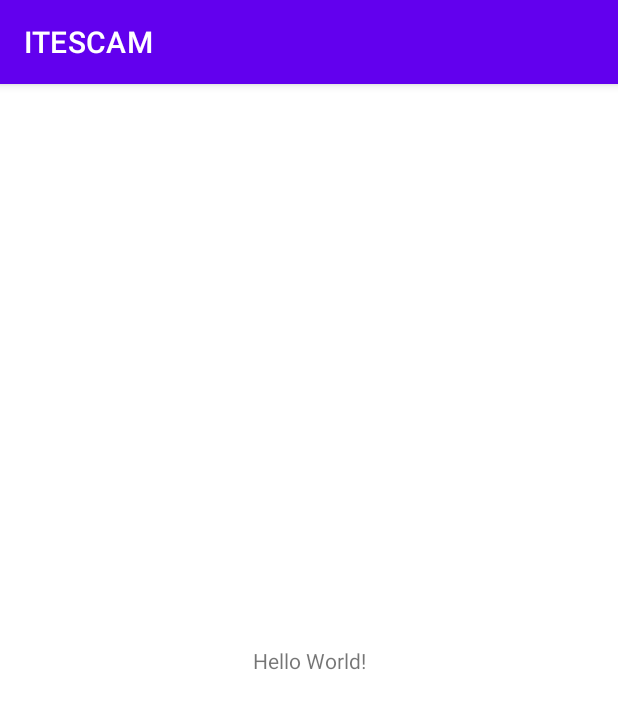
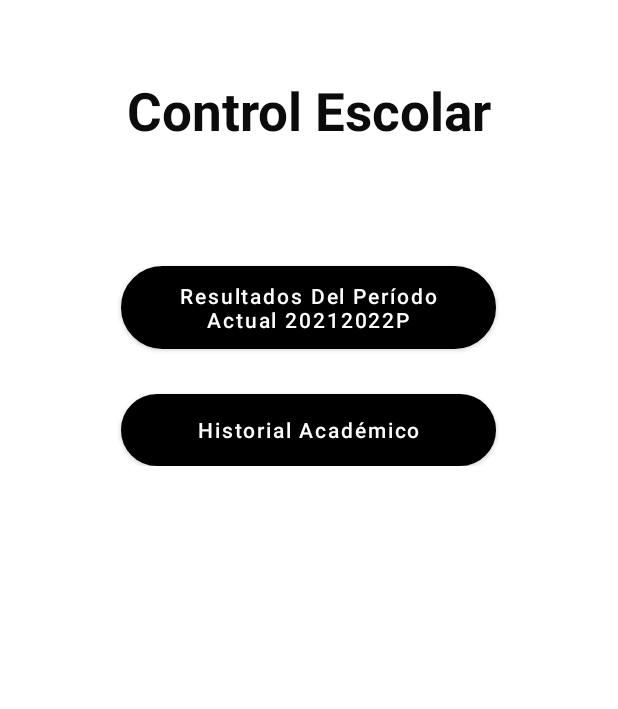
Before and after one commit to RusselUc/ITESCAM, an Android app: the screen it shows after launch (MainActivity), on a phone screen of 412 x 824 dp. Shown: the top 709 px of the screen. Run offline under Robolectric (Android 15) with nearby library versions, the phone set to English and light mode, and no system bars.

Commit message:
control escolar

```diff
--- /dev/null
+++ b/mobilFrontend/app/src/main/res/drawable/style_background.xml
@@ -0,0 +1,4 @@
+<?xml version="1.0" encoding="utf-8"?>
+<selector xmlns:android="http://schemas.android.com/apk/res/android">
+
+</selector>
--- /dev/null
+++ b/mobilFrontend/app/src/main/res/drawable/style_button.xml
@@ -0,0 +1,8 @@
+<?xml version="1.0" encoding="utf-8"?>
+<shape xmlns:android="http://schemas.android.com/apk/res/android" >
+    <stroke android:width="1dp" android:color="#000000" />
+    <corners android:radius="150dp" />
+    <solid
+        android:color="@color/black" />
+
+</shape>
--- a/mobilFrontend/app/src/main/res/layout/activity_main.xml
+++ b/mobilFrontend/app/src/main/res/layout/activity_main.xml
@@ -1,5 +1,5 @@
 <?xml version="1.0" encoding="utf-8"?>
-<androidx.constraintlayout.widget.ConstraintLayout xmlns:android="http://schemas.android.com/apk/res/android"
+<RelativeLayout xmlns:android="http://schemas.android.com/apk/res/android"
     xmlns:app="http://schemas.android.com/apk/res-auto"
     xmlns:tools="http://schemas.android.com/tools"
     android:layout_width="match_parent"
@@ -7,12 +7,45 @@
     tools:context=".MainActivity">
 
     <TextView
-        android:layout_width="wrap_content"
+        android:id="@+id/txt_title"
+        android:layout_width="match_parent"
         android:layout_height="wrap_content"
-        android:text="Hello World!"
+        android:text="Control Escolar"
+        android:layout_margin="50dp"
+        android:textColor="#0C0B0B"
+        android:textSize="35dp"
+        android:textStyle="bold"
+        android:gravity="center"
+
         app:layout_constraintBottom_toBottomOf="parent"
         app:layout_constraintLeft_toLeftOf="parent"
         app:layout_constraintRight_toRightOf="parent"
         app:layout_constraintTop_toTopOf="parent" />
 
-</androidx.constraintlayout.widget.ConstraintLayout>
+    <LinearLayout
+        android:layout_width="match_parent"
+        android:layout_height="wrap_content"
+        android:layout_below="@id/txt_title"
+        android:orientation="vertical">
+
+        <Button
+            android:id="@+id/btn_periodoActual"
+            android:layout_width="250dp"
+            android:layout_height="wrap_content"
+            android:layout_gravity="center_horizontal"
+            android:layout_margin="30dp"
+            android:background="@drawable/style_button"
+            android:hint="Resultados Del Período Actual 20212022P"
+            android:textColorHint="@color/white" />
+
+        <Button
+            android:id="@+id/btn_historialAcademico"
+            android:layout_width="250dp"
+            android:layout_height="wrap_content"
+            android:layout_gravity="center_horizontal"
+            android:background="@drawable/style_button"
+            android:hint="Historial Académico"
+            android:textColorHint="@color/white" />
+    </LinearLayout>
+
+</RelativeLayout>
--- a/mobilFrontend/app/src/main/res/values/colors.xml
+++ b/mobilFrontend/app/src/main/res/values/colors.xml
@@ -5,6 +5,10 @@
     <color name="purple_700">#FF3700B3</color>
     <color name="teal_200">#FF03DAC5</color>
     <color name="teal_700">#FF018786</color>
+
     <color name="black">#FF000000</color>
     <color name="white">#FFFFFFFF</color>
+
+    <color name="pinkTec">#e41976</color>
+
 </resources>
--- a/mobilFrontend/app/src/main/res/values/themes.xml
+++ b/mobilFrontend/app/src/main/res/values/themes.xml
@@ -1,10 +1,11 @@
 <resources xmlns:tools="http://schemas.android.com/tools">
     <!-- Base application theme. -->
-    <style name="Theme.ITESCAM" parent="Theme.MaterialComponents.DayNight.DarkActionBar">
+    <style name="Theme.ITESCAM" parent="Theme.MaterialComponents.DayNight.NoActionBar">
         <!-- Primary brand color. -->
-        <item name="colorPrimary">@color/purple_500</item>
-        <item name="colorPrimaryVariant">@color/purple_700</item>
+        <item name="colorPrimary">@color/black</item>
+        <item name="colorPrimaryVariant">@color/black</item>
         <item name="colorOnPrimary">@color/white</item>
+
         <!-- Secondary brand color. -->
         <item name="colorSecondary">@color/teal_200</item>
         <item name="colorSecondaryVariant">@color/teal_700</item>
```
